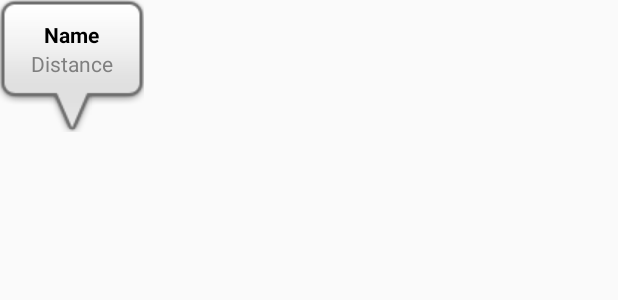
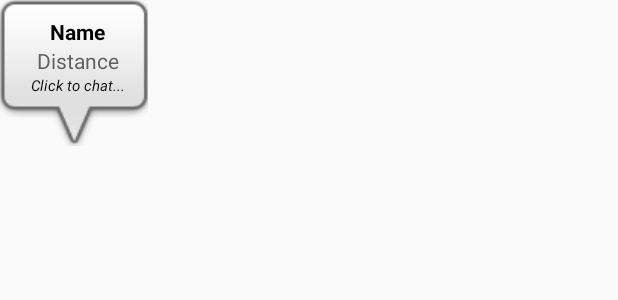
Before and after one commit to mandinga90/WannaDrink, an Android app: the layout custom_info_window.xml on its own in the app's theme, with its tools: preview values and no code run, on a phone screen of 412 x 824 dp. Shown: the top 300 px of the screen. Run offline under Robolectric (Android 15) with nearby library versions, the phone set to English and light mode, and no system bars.

Commit message:
chat works perfectly, map tracks changes

```diff
--- a/app/src/main/res/layout/custom_info_window.xml
+++ b/app/src/main/res/layout/custom_info_window.xml
@@ -46,11 +46,25 @@
         <TextView
             android:id="@+id/snippet"
             android:layout_width="wrap_content"
+            android:layout_gravity="center_horizontal"
             android:layout_height="wrap_content"
             android:ellipsize="end"
             android:singleLine="true"
             android:text="Distance"
-            android:textColor="#ff7f7f7f"
+            android:textColor="#ff5f5f5f"
             android:textSize="14dp" />
+
+        <TextView
+            android:id="@+id/click_to_chat"
+            android:layout_width="wrap_content"
+            android:layout_height="wrap_content"
+            android:layout_gravity="center_horizontal"
+            android:ellipsize="end"
+            android:singleLine="true"
+            android:textStyle="italic"
+            android:text="Click to chat..."
+            android:textColor="#ff000000"
+            android:textSize="10dp" />
+
     </LinearLayout>
 </LinearLayout>
```
Also changed, not shown: app/src/main/java/com/wanna_drink/wannadrink/activities/ChatActivity.java (+21 -40 lines), app/src/main/java/com/wanna_drink/wannadrink/activities/MapsActivity.java (+44 -7 lines), app/src/main/java/com/wanna_drink/wannadrink/entities/Session.java (+29 -23 lines), app/src/main/java/com/wanna_drink/wannadrink/entities/User.java (+12 -2 lines), app/src/main/res/drawable/custom_info_bubble.9.png.
